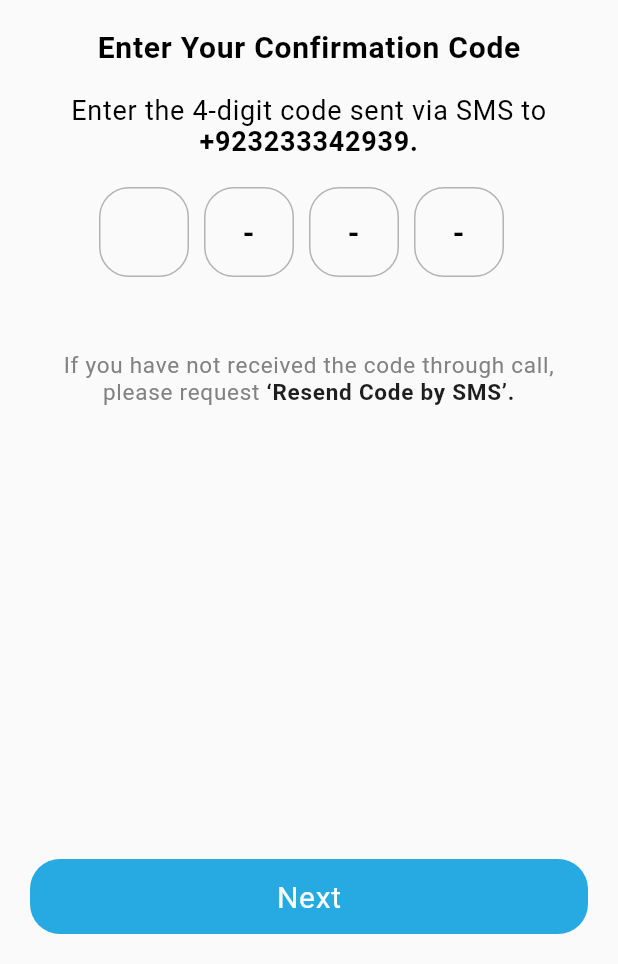
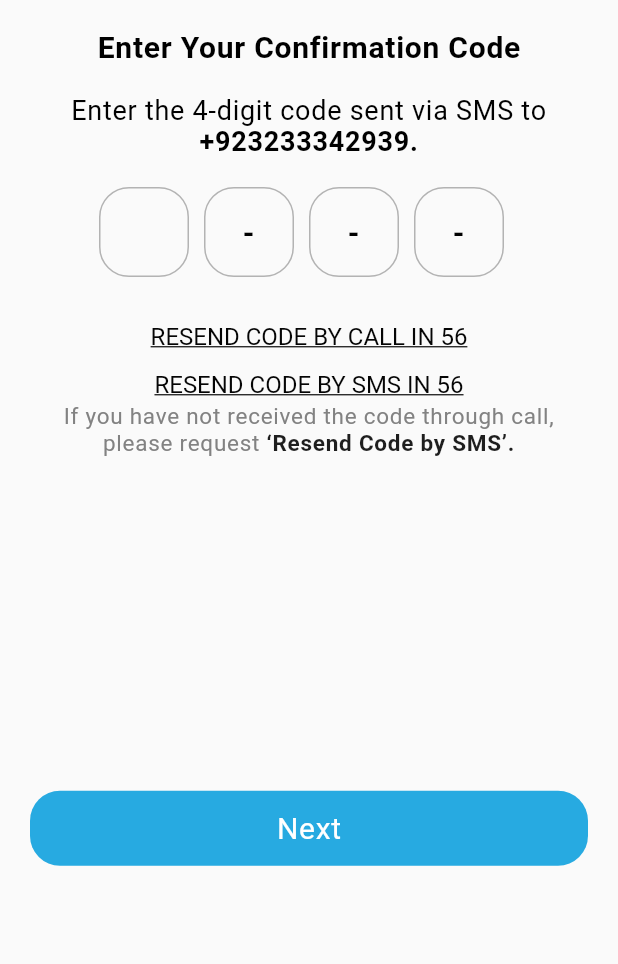
Before and after one commit to devsinntechnologies/bhai-chara, a Flutter app: the OTPScreen screen opened directly, on a phone screen of 412 x 824 dp, the part 272-1236 px from its top. Run offline on Flutter 3.47's test engine with Material 2 defaults, Android fonts, the phone set to English and light mode, and no system bars; our stand-ins replace firebase_core, image_picker; accounts and stored records are empty; Roboto replaces fonts that are missing (Roboto-Regular.ttf).

Commit message:
working on issues

```diff
--- a/lib/common/custom_listtile.dart
+++ b/lib/common/custom_listtile.dart
@@ -1,6 +1,7 @@
 import 'package:bhai_chara/utils/text-styles.dart';
 import 'package:flutter/material.dart';
 
+// ignore: must_be_immutable
 class CustomListTileSetting extends StatelessWidget {
   var iconOne, iconTwo, heading, data, tap;
   CustomListTileSetting(
--- a/lib/view/authentication/otp_code_screen.dart
+++ b/lib/view/authentication/otp_code_screen.dart
@@ -26,9 +26,11 @@ class _OTPScreenState extends State<OTPScreen> {
     var size = MediaQuery.of(context).size;
     return SafeArea(
       child: Scaffold(
-        body: Container(
-          height: double.infinity,
-          width: double.infinity,
+        body: Column(
+          children: [
+            Expanded(
+              child: SingleChildScrollView(
+                child: Container(
                   padding: EdgeInsets.all(20),
                   child: Column(
                     children: [
@@ -86,12 +88,14 @@ class _OTPScreenState extends State<OTPScreen> {
                               textAlign: TextAlign.center,
                               TextSpan(children: [
                                 TextSpan(
-                          text: "Enter the 4-digit code sent via SMS to",
+                                  text:
+                                      "Enter the 4-digit code sent via SMS to",
                                   style: AppTextStyles.textStyleNormalBodySmall,
                                 ),
                                 TextSpan(
                                   text: " +923233342939. ",
-                          style: AppTextStyles.textStyleNormalBoldBodySmall,
+                                  style: AppTextStyles
+                                      .textStyleNormalBoldBodySmall,
                                 ),
                               ]))),
                       const SizedBox(
@@ -130,27 +134,13 @@ class _OTPScreenState extends State<OTPScreen> {
                       const SizedBox(
                         height: 20,
                       ),
-              // CustomText(
-              //   text: "RESEND CODE BY CALL IN 56",
-              //   fontsize: 16,
-              //   fontweight: FontWeight.bold,
-              //   decorationtext: TextDecoration.underline,
-              //   color: AppColors.black,
-              //   overflow: TextOverflow.ellipsis,
-              // ),
-              const SizedBox(
-                height: 10,
+                      Text(
+                        "RESEND CODE BY CALL IN 56",
+                        style: AppTextStyles.textStyleSubtitleUnderlineBody,
                       ),
-              // CustomText(
-              //   text: "RESEND CODE BY SMS IN 56",
-              //   fontsize: 16,
-              //   fontweight: FontWeight.bold,
-              //   decorationtext: TextDecoration.underline,
-              //   color: AppColors.black,
-              //   overflow: TextOverflow.ellipsis,
-              // ),
-              const SizedBox(
-                height: 20,
+                      Text(
+                        "RESEND CODE BY SMS IN 56",
+                        style: AppTextStyles.textStyleSubtitleUnderlineBody,
                       ),
                       const Text.rich(
                           textAlign: TextAlign.center,
@@ -175,7 +165,9 @@ class _OTPScreenState extends State<OTPScreen> {
                                   color: Color(0xfa1A1A1A),
                                 ))
                           ])),
-              const Spacer(),
+                      SizedBox(
+                        height: size.height * .27,
+                      ),
                       CustomButton(
                         onTap: () {
                           if (otp_1.text.isEmpty) {
@@ -191,26 +183,13 @@ class _OTPScreenState extends State<OTPScreen> {
                           }
                         },
                         text: "Next",
-              )
-              // InkWell(
-              //   onTap: () {
-              //     // fuctionality
-              //   },
-              //   child: Container(
-              //       height: 50,
-              //       decoration: BoxDecoration(
-              //           borderRadius: BorderRadius.circular(20),
-              //           color: AppColors.blue),
-              //       child: Center(
-              //         child: Text(
-              //           "Next",
-              //           style:
-              //               AppTextStyles.textStyleNormalBodySmall_WhiteColor,
-              //         ),
-              //       )),
-              // ),
+                      ),
                     ],
                   ),
+                ),
+              ),
+            ),
+          ],
         ),
       ),
     );
--- a/lib/view/authentication/signup_screen.dart
+++ b/lib/view/authentication/signup_screen.dart
@@ -23,7 +23,7 @@ class _SignUpScreenState extends State<SignUpScreen> {
         body: Container(
           height: double.infinity,
           width: double.infinity,
-          padding: EdgeInsets.all(20),
+          padding: EdgeInsets.all(10),
           child: Column(
             mainAxisAlignment: MainAxisAlignment.center,
             crossAxisAlignment: CrossAxisAlignment.center,
@@ -53,7 +53,7 @@ class _SignUpScreenState extends State<SignUpScreen> {
                 mainAxisAlignment: MainAxisAlignment.center,
                 children: [
                   Container(
-                      width: size.width * .85,
+                      width: size.width * .90,
                       child: Text(
                         "Where trust unites buyers and seller in a strong community",
                         maxLines: 3,
--- a/lib/view/settings-screens/setting_screen.dart
+++ b/lib/view/settings-screens/setting_screen.dart
@@ -1,13 +1,12 @@
 import 'package:bhai_chara/utils/app_colors.dart';
 import 'package:bhai_chara/utils/listtile_custom.dart';
 import 'package:bhai_chara/utils/push.dart';
-import 'package:bhai_chara/view/settings-screens/create_pasward_screen.dart';
 import 'package:bhai_chara/view/settings-screens/manage_account_screen.dart';
 import 'package:bhai_chara/view/settings-screens/privacyScreen.dart';
 import 'package:bhai_chara/view/settings-screens/user_preferences_screen.dart';
 import 'package:flutter/material.dart';
 
-import '../../common/custom_appbaar.dart';
+import '../../common/custom_container.dart';
 
 class SettingScreen extends StatefulWidget {
   const SettingScreen({super.key});
@@ -33,7 +32,7 @@ class _SettingScreenState extends State<SettingScreen> {
               children: [
                 CustomListTile(
                   tap: () {
-                    push(context,const  PrivacyScreen());
+                    push(context, const PrivacyScreen());
                   },
                   title: "Privacy",
                   subtitle: "Phone number visibility",
```
Also changed, not shown: lib/common/custom_container_tile.dart (+6 -6 lines), lib/main.dart (+4 -12 lines), lib/view/account/account_screen.dart (+15 -7 lines), lib/view/ads/ads_screen.dart (+13 -0 lines), lib/view/authentication/create_password.dart (+16 -31 lines), lib/view/help_and_sports_screen.dart (+5 -10 lines), lib/view/post and detail/post_and_detail_1.dart (+66 -43 lines), lib/view/settings-screens/dialogBox.dart (+6 -10 lines), lib/view/settings-screens/privacyScreen.dart (+8 -12 lines), lib/common/custom_container.dart (renamed from lib/common/custom_appbaar.dart). Lines whose indentation alone changed are shown as unchanged.
